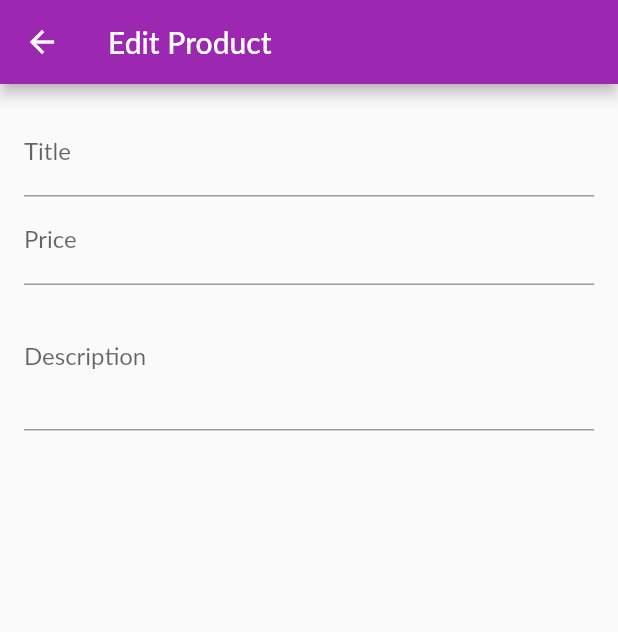
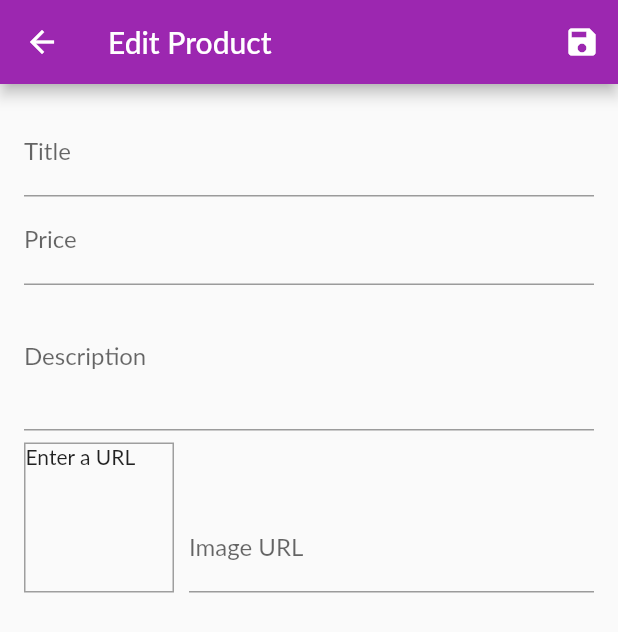
Before and after one commit to HoangLiscao/my-shop, a Flutter app: the EditProductScreen screen opened by its route, on a phone screen of 412 x 824 dp. Shown: the top 632 px of the screen. Run offline on Flutter 3.47's test engine with Material 2 defaults, Android fonts, the phone set to English and light mode, and no system bars; network calls fail; Roboto replaces fonts that are missing (Lato).

Commit message:
add manage product screen

```diff
--- a/lib/screens/edit_product_screen.dart
+++ b/lib/screens/edit_product_screen.dart
@@ -1,5 +1,6 @@
 import 'package:flutter/material.dart';
 import 'package:flutter/services.dart';
+import 'package:shop_app/providers/productModel.dart';
 
 class EditProductScreen extends StatefulWidget {
   static const routeName = "/edit_product_screen";
@@ -9,13 +10,47 @@ class EditProductScreen extends StatefulWidget {
 }
 
 class _EditProductScreenState extends State<EditProductScreen> {
-  final _priceForcusNode = FocusNode();
-  final _descriptionForcusNode = FocusNode();
+  final _priceFocusNode = FocusNode();
+  final _descriptionFocusNode = FocusNode();
+  final _imageUrlFocusNote = FocusNode();
+  final _imageUrlController = TextEditingController();
+  final _form = GlobalKey<FormState>();
+  var _edittedProduct = Product("", "", "", 0, "");
+
+  @override
+  void initState() {
+    _imageUrlFocusNote.addListener(_updateImageUrl);
+    super.initState();
+  }
+
+  void _updateImageUrl() {
+    if(!_imageUrlFocusNote.hasFocus) {
+      setState(() {
+
+      });
+    }
+  }
+
+  void _saveForm() {
+    final isValid = _form.currentState!.validate();
+    if (!isValid) {
+
+    } else {
+      _form.currentState!.save();
+    }
+    print(_edittedProduct.title);
+    print(_edittedProduct.description);
+    print(_edittedProduct.price);
+    print(_edittedProduct.imageUrl);
+  }
 
   @override
   void dispose() {
-    _priceForcusNode.dispose();
-    _descriptionForcusNode.dispose();
+    _imageUrlFocusNote.removeListener(_updateImageUrl);
+    _priceFocusNode.dispose();
+    _descriptionFocusNode.dispose();
+    _imageUrlController.dispose();
+    _imageUrlFocusNote.dispose();
     super.dispose();
   }
 
@@ -24,11 +59,12 @@ class _EditProductScreenState extends State<EditProductScreen> {
     return Scaffold(
       appBar: AppBar(
         title: Text("Edit Product"),
-        actions: [TextButton(onPressed: () {}, child: Text("Save"))],
+        actions: [IconButton(onPressed: _saveForm, icon: Icon(Icons.save))],
       ),
       body: Padding(
         padding: const EdgeInsets.all(16.0),
         child: Form(
+          key: _form,
           child: SingleChildScrollView(
             child: Column(
               children: [
@@ -36,23 +72,86 @@ class _EditProductScreenState extends State<EditProductScreen> {
                   decoration: InputDecoration(labelText: "Title"),
                   textInputAction: TextInputAction.next,
                   onFieldSubmitted: (_) {
-                    FocusScope.of(context).requestFocus(_priceForcusNode);
+                    FocusScope.of(context).requestFocus(_priceFocusNode);
+                  },
+                  onSaved: (value) {
+                    _edittedProduct = Product(_edittedProduct.id, value.toString(), _edittedProduct.description, _edittedProduct.price, _edittedProduct.imageUrl);
+                  },
+                  validator: (value) {
+                    if (value!.isEmpty) {
+                      return "Please provide a value";
+                    }
+                    return null;
                   },
                 ),
                 TextFormField(
                   decoration: InputDecoration(labelText: "Price"),
                   textInputAction: TextInputAction.next,
                   keyboardType: TextInputType.number,
-                  focusNode: _priceForcusNode,
+                  focusNode: _priceFocusNode,
+                  onSaved: (value) {
+                    _edittedProduct = Product(_edittedProduct.id, _edittedProduct.title, _edittedProduct.description, double.parse(value.toString()), _edittedProduct.imageUrl);
+                  },
+                  validator: (value) {
+                    if (value!.isEmpty) {
+                      return "Please provide a price";
+                    } else if (double.tryParse(value)! <= 0) {
+                      return "Please provide a value > 0";
+                    }
+                    return null;
+                  },
                 ),
                 TextFormField(
                   decoration: InputDecoration(labelText: "Description"),
                   maxLines: 3,
                   keyboardType: TextInputType.multiline,
                   onFieldSubmitted: (_) {
-                    FocusScope.of(context).requestFocus(_descriptionForcusNode);
+                    FocusScope.of(context).requestFocus(_descriptionFocusNode);
+                  },
+                  onSaved: (value) {
+                    _edittedProduct = Product(_edittedProduct.id, _edittedProduct.title, value.toString(), _edittedProduct.price, _edittedProduct.imageUrl);
+                  },
+                  validator: (value) {
+                    if (value!.isEmpty) {
+                      return "Please enter a description";
+                    }
+                    if (value.length < 10) {
+                      return "Please enter longer";
+                    }
+                    return null;
                   },
                 ),
+                Row(
+                  crossAxisAlignment: CrossAxisAlignment.end,
+                  children: [
+                    Container(
+                      width: 100,
+                      height: 100,
+                      margin: EdgeInsets.only(top: 8, right: 10),
+                      decoration: BoxDecoration(
+                          border: Border.all(width: 1, color: Colors.grey)),
+                      child: _imageUrlController.text.isEmpty ? Text("Enter a URL") : FittedBox(
+                        child: Image.network(_imageUrlController.text),
+                        fit: BoxFit.cover,
+                      ),
+                    ),
+                    Expanded(
+                      child: TextFormField(
+                        decoration: InputDecoration(labelText: "Image URL"),
+                        keyboardType: TextInputType.url,
+                        textInputAction: TextInputAction.done,
+                        controller: _imageUrlController,
+                        focusNode: _imageUrlFocusNote,
+                        onFieldSubmitted: (_) {
+                          _saveForm();
+                        },
+                        onSaved: (value) {
+                          _edittedProduct = Product(_edittedProduct.id, _edittedProduct.title, _edittedProduct.description, _edittedProduct.price, value.toString());
+                        },
+                      ),
+                    ),
+                  ],
+                )
               ],
             ),
           ),
```
